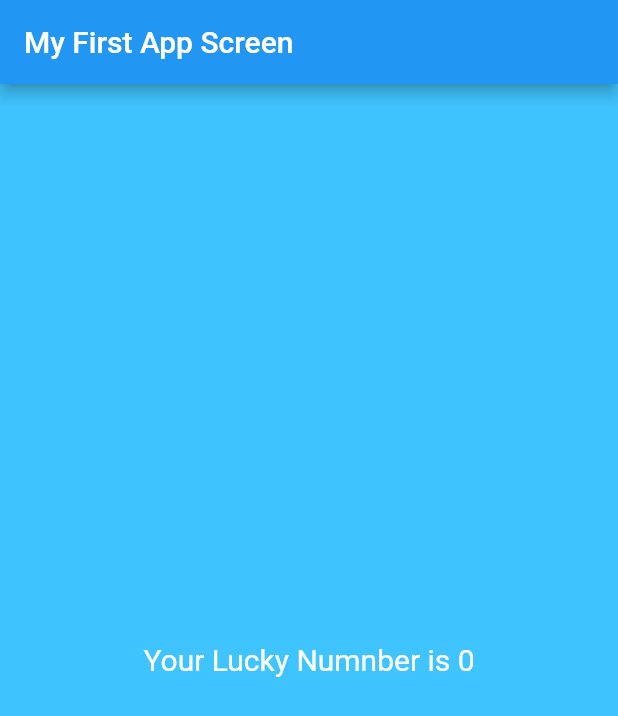
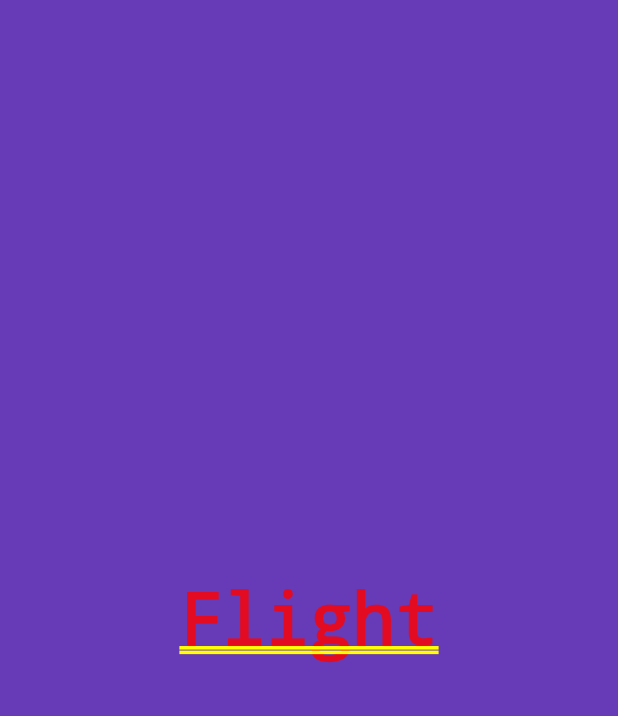
Before and after one commit to Abdalodj/FlutterLearning, a Flutter app: the screen it shows after launch, on a phone screen of 412 x 824 dp. Shown: the top 716 px of the screen. Run offline on Flutter 3.47's test engine with Material 2 defaults, Android fonts, the phone set to English and light mode, and no system bars.

Commit message:
Part 2 Lesson 2 Commit

```diff
--- a/lib/app_screens/first_screen.dart
+++ /dev/null
@@ -1,29 +0,0 @@
-import 'package:flutter/material.dart';
-import 'dart:math';
-
-class FirstScreen extends StatelessWidget {
-  const FirstScreen({Key key}) : super(key: key);
-
-  @override
-  Widget build(BuildContext context) {
-    return Material(
-      color: Colors.lightBlueAccent,
-      child: Center(
-        child: Text(
-          generateLuckyNumber(),
-          textDirection: TextDirection.ltr,
-          style: TextStyle(
-            color: Colors.white,
-            fontSize: 20,
-          ),
-        ),
-      ),
-    );
-  }
-
-  String generateLuckyNumber() {
-    var random = Random();
-    int luckyNumber = random.nextInt(10);
-    return "Your Lucky Numnber is $luckyNumber";
-  }
-}
--- /dev/null
+++ b/lib/app_screens/home.dart
@@ -0,0 +1,22 @@
+import 'package:flutter/material.dart';
+
+class Home extends StatelessWidget {
+  @override
+  Widget build(BuildContext context) {
+    return Center(
+      child: Container(
+        alignment: Alignment.center,
+        color: Colors.deepPurple,
+        //width: 200,
+        //height: 100,
+        //margin: EdgeInsets.all(15),
+        //margin: EdgeInsets.only(left: 35.0, top: 50.0),
+        //padding: EdgeInsets.all(value),
+        child: Text(
+          "Flight",
+          textDirection: TextDirection.ltr,
+        ),
+      ),
+    );
+  }
+}
--- a/lib/main.dart
+++ b/lib/main.dart
@@ -1,20 +1,11 @@
 import 'package:flutter/material.dart';
-import 'app_screens/first_screen.dart';
+import 'app_screens/home.dart';
 
-void main() => runApp(MyFlutterApp());
-
-class MyFlutterApp extends StatelessWidget {
-  @override
-  Widget build(BuildContext context) {
-    return MaterialApp(
-      title: "My Flutter App",
-      debugShowCheckedModeBanner: false,
-      home: Scaffold(
-        appBar: AppBar(
-          title: Text("My First App Screen"),
-        ),
-        body: FirstScreen(),
-      ),
-    );
-  }
+void main() {
+  runApp(
+    MaterialApp(
+      title: "Exploring UI widgets",
+      home: Home(),
+    ),
+  );
 }
```
